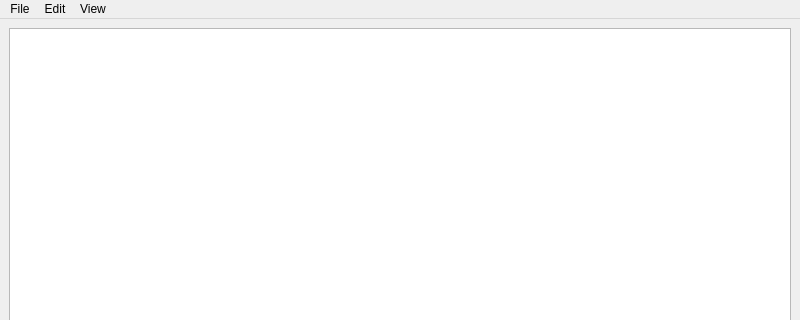
Above: notepad/notepad/mainwindow.ui from am2022/notepad before the change; both pictures show x 0 to 800 and y 0 to 320 of the 800 by 600 pixel window. Below: the same form after it.
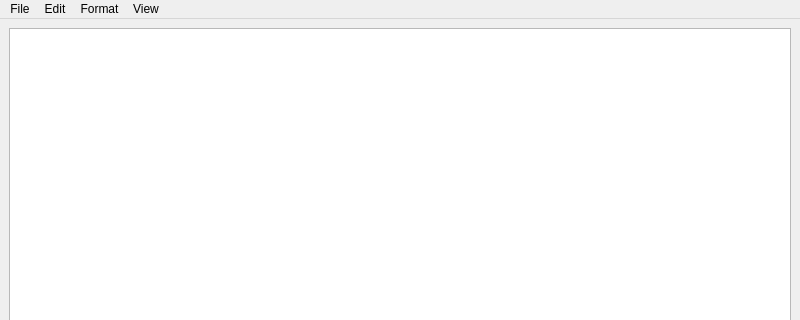
That is the form after the change.

Commit message: add Format item to menu

What changed in the file:
```diff
--- a/notepad/notepad/mainwindow.ui
+++ b/notepad/notepad/mainwindow.ui
@@ -65,8 +65,14 @@
     <addaction name="actionToHtml"/>
     <addaction name="actionToMd"/>
    </widget>
+   <widget class="QMenu" name="menuFormat">
+    <property name="title">
+     <string>Format</string>
+    </property>
+   </widget>
    <addaction name="menuFile"/>
    <addaction name="menuEdit"/>
+   <addaction name="menuFormat"/>
    <addaction name="menuView"/>
   </widget>
   <widget class="QStatusBar" name="statusbar"/>
```
